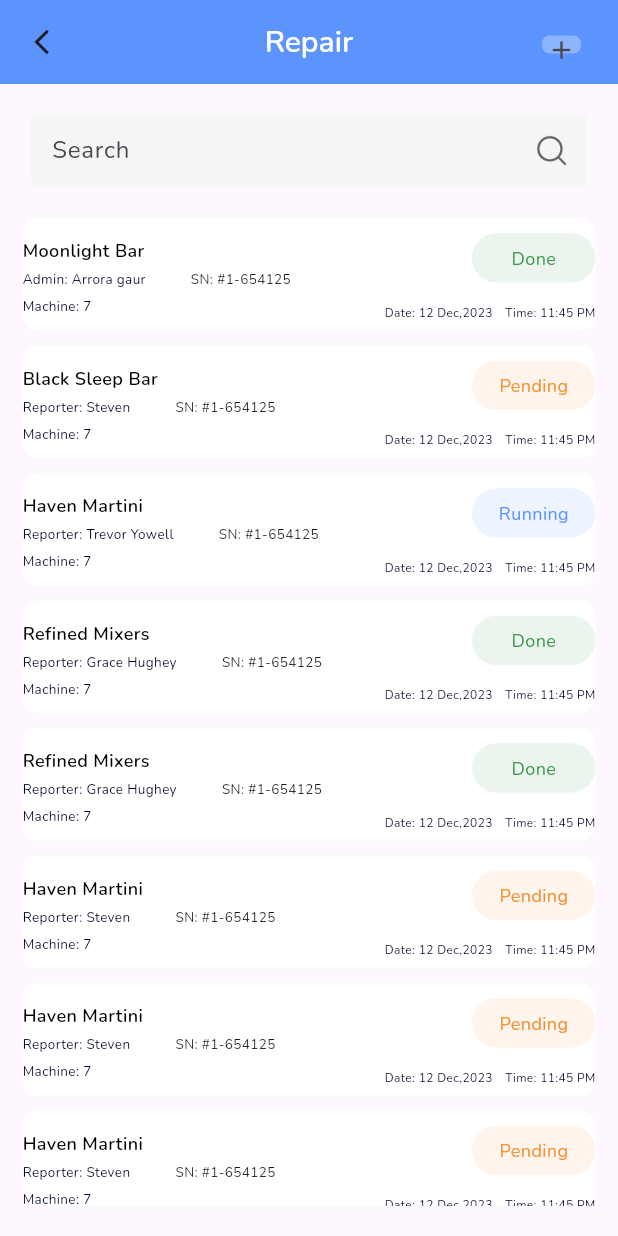
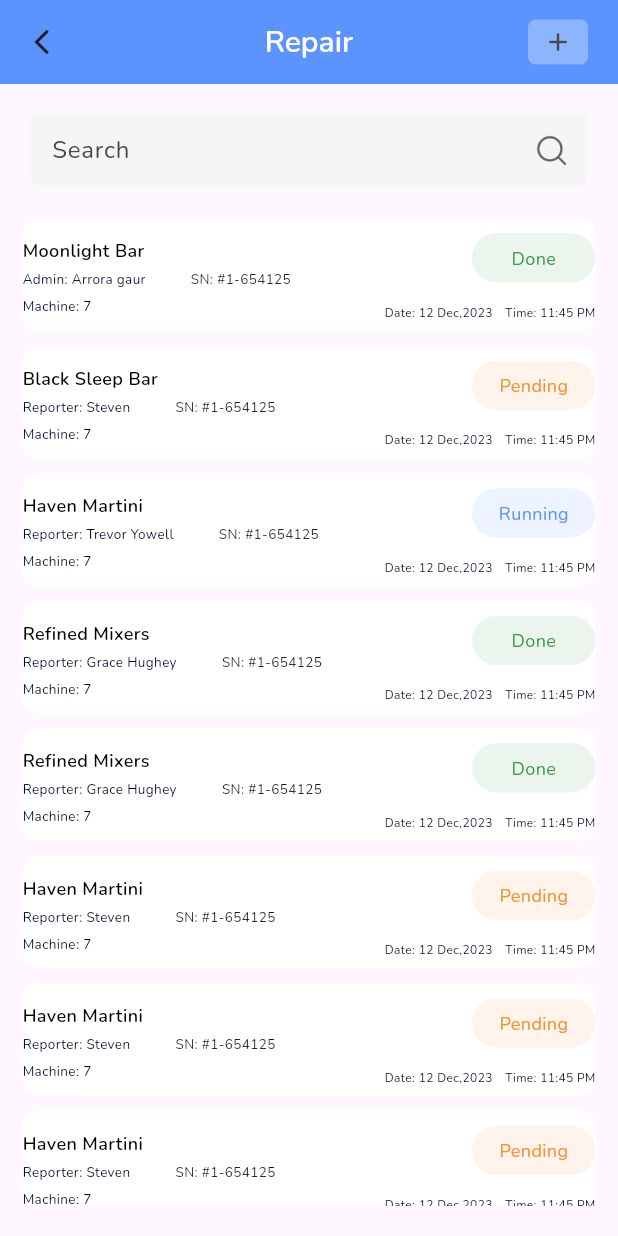
Before and after one commit to mobiledev48/Route-runner, a Flutter app: the RepairScreen screen opened directly, on a phone screen of 412 x 824 dp. Run offline on Flutter 3.47's test engine with Material 3 defaults, Android fonts, the phone set to English and light mode, and no system bars; our stand-ins replace geolocator, get, google_fonts, google_maps_flutter, image_picker, shared_preferences; accounts and stored records are empty; network calls fail.

Commit message:
ios changes

```diff
--- a/lib/screens/dash_board/dash_board_screen.dart
+++ b/lib/screens/dash_board/dash_board_screen.dart
@@ -21,7 +21,7 @@ class DashBoardScreen extends StatelessWidget {
         return Scaffold(
           body: dashBoardController.screen.elementAt(dashBoardController.currentIndex),
           bottomNavigationBar: Container(
-            height: 75,
+            height: Get.height * 0.11,
             alignment: Alignment.center,
             child: BottomAppBar(
                 color: ColorRes.white,
--- a/lib/screens/location_view/location_screen.dart
+++ b/lib/screens/location_view/location_screen.dart
@@ -112,7 +112,7 @@ class LocationScreen extends StatelessWidget {
                                   itemBuilder: (context, index) => Padding(
                                         padding: const EdgeInsets.only(top: 10),
                                         child: Container(
-                                          height: 75,
+                                          //height: 75,
                                           width: Get.width,
                                           decoration: BoxDecoration(
                                               color: ColorRes.white, borderRadius: BorderRadius.circular(10)),
--- a/lib/screens/repair/repair_screen.dart
+++ b/lib/screens/repair/repair_screen.dart
@@ -40,10 +40,11 @@ class RepairScreen extends StatelessWidget {
                 Get.to(NewRepairScreen());
               },
               child: Container(
-                height: 12,
-                width: 26,
+                height: 30,
+                width: 40,
                 alignment: Alignment.center,
-                margin: EdgeInsets.only(right: Get.width * 0.06, top: Get.height * 0.024, bottom: Get.height * 0.02),
+              // margin: EdgeInsets.only(right: Get.width * 0.06, top: Get.height * 0.024, bottom: Get.height * 0.02),
+              margin: EdgeInsets.only( bottom: Get.height * 0.01,top: Get.height * 0.01),
                 decoration: BoxDecoration(
                     color: ColorRes.white.withOpacity(0.30), borderRadius: BorderRadius.all(Radius.circular(5))),
                 child: Icon(
@@ -52,6 +53,7 @@ class RepairScreen extends StatelessWidget {
                 ),
               ),
             ),
+            SizedBox(width: 20,)
           ],
           // automaticallyImplyLeading: false,
         ),
```
Also changed, not shown: 10 other files.
